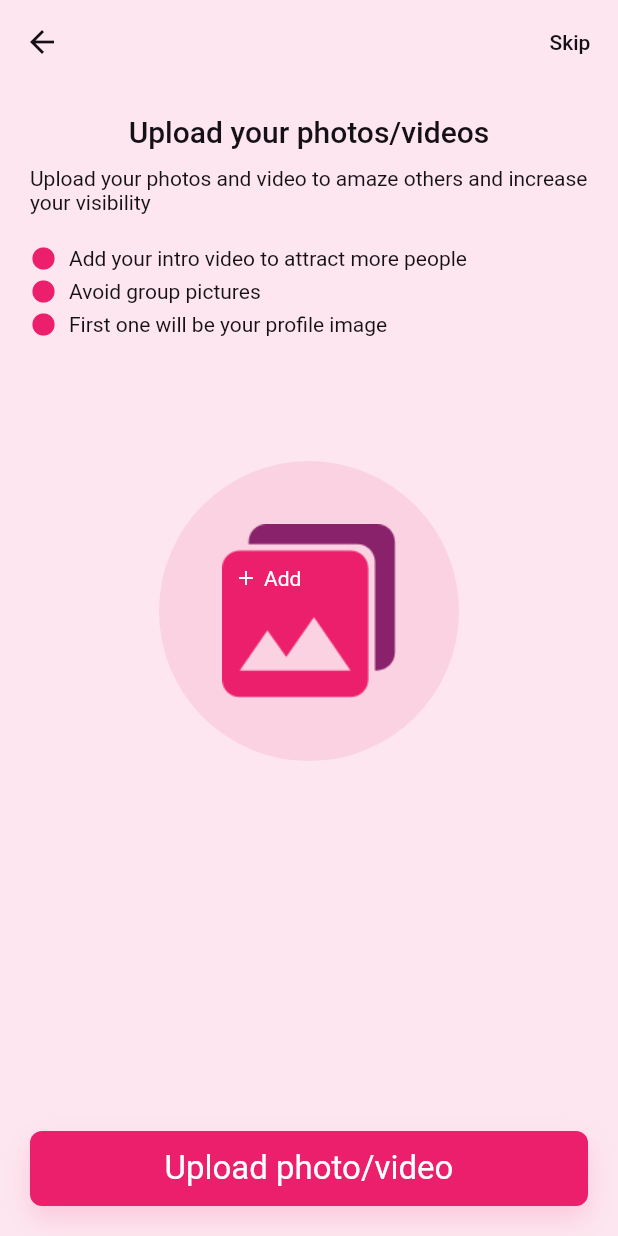
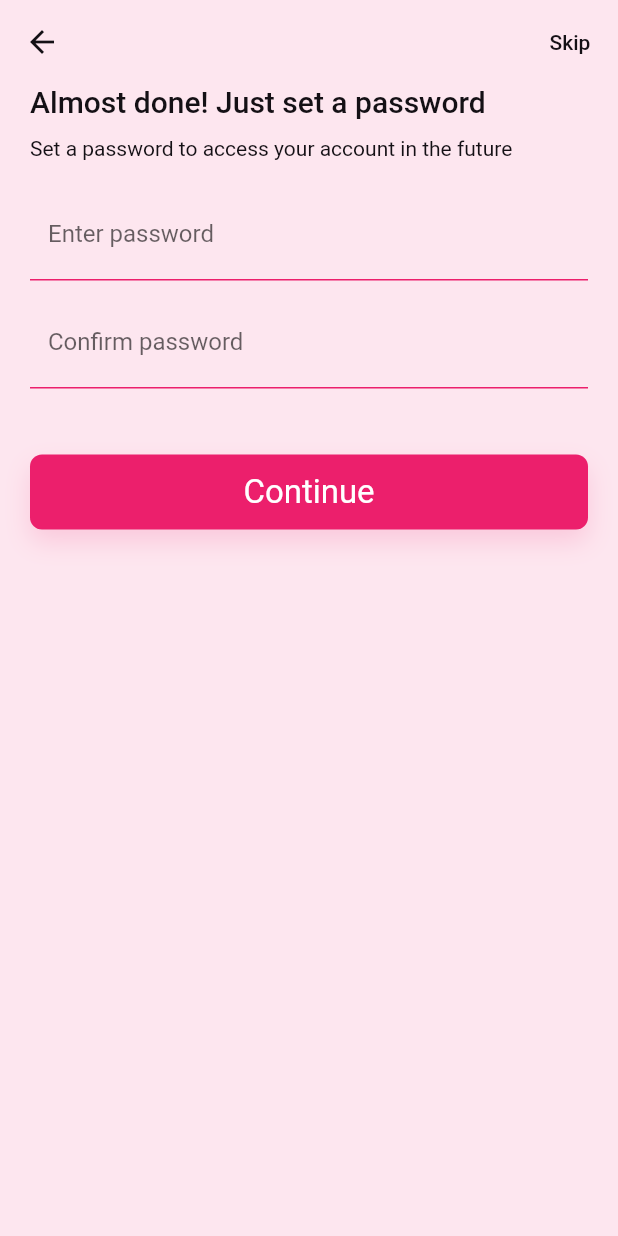
Before and after one commit to Sadypk/Sayphi, a Flutter app: the screen it shows after launch, after a tap on "Sign up", on a phone screen of 412 x 824 dp. Run offline on Flutter 3.47's test engine with Material 2 defaults, Android fonts, the phone set to English and light mode, and no system bars; our stand-ins replace country_code_picker, flutter_dotenv, font_awesome_flutter, get, google_sign_in, image_picker and 2 more; missing offline and left inert: flutter_facebook_auth.

Commit message:
14 ui done

```diff
--- a/lib/01_getStarted.dart
+++ b/lib/01_getStarted.dart
@@ -8,8 +8,7 @@ import 'package:sayphi/mainApp/resources/appColor.dart';
 import 'package:sayphi/mainApp/resources/appImages.dart';
 import 'package:sayphi/mainApp/resources/fontStyle.dart';
 import 'package:sayphi/mainApp/resources/stringResources.dart';
-import 'package:sayphi/user/view/10_name_bithday_screen.dart';
-import 'package:sayphi/user/view/11_12_13_upload_pics_screen.dart';
+import 'package:sayphi/user/view/14_password_set_screen.dart';
 
 import 'mainApp/resources/appColor.dart';
 import 'mainApp/resources/appImages.dart';
@@ -65,7 +64,7 @@ class _GetStartedScreenState extends State<GetStartedScreen> {
               padding: const EdgeInsets.symmetric(horizontal: 20,vertical: 20),
               child: MainButton(
                 onPress: (){
-                  Get.to(() => UploadPhotoViewScreen());
+                  Get.to(() => SetPasswordScreen());
                   // Get.to(()=>SignUpScreen());
                 },
                 btnColor: Colors.white,
--- a/lib/user/view/11_12_13_upload_pics_screen.dart
+++ b/lib/user/view/11_12_13_upload_pics_screen.dart
@@ -156,7 +156,7 @@ class _UploadPhotoViewScreenState extends State<UploadPhotoViewScreen> {
                 ),
               ),
               Positioned(
-                right: 4,11-12
+                right: 4,
                 child: Container(
                   decoration: BoxDecoration(
                     color: AppColor.PRIMARY,
--- /dev/null
+++ b/lib/user/view/14_password_set_screen.dart
@@ -0,0 +1,128 @@
+import 'package:flutter/material.dart';
+import 'package:sayphi/mainApp/components/mainButton.dart';
+import 'package:sayphi/mainApp/resources/appColor.dart';
+import 'package:sayphi/mainApp/resources/fontStyle.dart';
+
+class SetPasswordScreen extends StatefulWidget {
+  const SetPasswordScreen({Key? key}) : super(key: key);
+
+  @override
+  _SetPasswordScreenState createState() => _SetPasswordScreenState();
+}
+
+class _SetPasswordScreenState extends State<SetPasswordScreen> {
+
+  FocusNode _focusNode1 = FocusNode();
+  FocusNode _focusNode2 = FocusNode();
+
+  @override
+  void initState() {
+    super.initState();
+    _focusNode1.addListener(() {
+      setState(() {
+
+      });
+    });
+    _focusNode2.addListener(() {
+      setState(() {
+
+      });
+    });
+  }
+
+  @override
+  Widget build(BuildContext context) {
+    return Scaffold(
+      backgroundColor: AppColor.SCAFFOLD_BG_PINK,
+      appBar: AppBar(
+        actions: [
+          TextButton(
+              onPressed: (){},
+              child: Text(
+                'Skip',
+                style: TextStyle(
+                    color: AppColor.TEXT_COLOR
+                ),
+              )
+          )
+        ],
+      ),
+      body: Container(
+        padding: EdgeInsets.symmetric(horizontal: 20),
+        child: SingleChildScrollView(
+          child: Column(
+            crossAxisAlignment: CrossAxisAlignment.start,
+            children: [
+              Text(
+                'Almost done! Just set a password',
+                style: TextStyle(
+                    fontSize: 20,
+                    fontFamily: CFontFamily.MEDIUM
+                ),
+              ),
+              SizedBox(height: 12),
+              Text(
+                'Set a password to access your account in the future',
+                style: TextStyle(
+                    fontFamily: CFontFamily.REGULAR
+                ),
+              ),
+
+              /// basic info`s suggestions about image uploads
+              SizedBox(height: 20),
+
+              Container(
+                decoration: BoxDecoration(
+                  border: Border(
+                    bottom: BorderSide(
+                      color: AppColor.PRIMARY
+                    )
+                  )
+                ),
+                child: TextField(
+                  focusNode: _focusNode1,
+                  decoration: InputDecoration(
+                    labelText: 'Enter password',
+                    labelStyle: TextStyle(
+                      color: _focusNode1.hasPrimaryFocus ? AppColor.PRIMARY : null
+                    ),
+                    border: OutlineInputBorder(borderSide: BorderSide.none)
+                  ),
+                ),
+              ),
+              Padding(
+                padding: const EdgeInsets.symmetric(vertical: 12),
+                child: Container(
+                  decoration: BoxDecoration(
+                    border: Border(
+                      bottom: BorderSide(
+                        color: AppColor.PRIMARY
+                      )
+                    )
+                  ),
+                  child: TextField(
+                    focusNode: _focusNode2,
+                    decoration: InputDecoration(
+                      labelText: 'Confirm password',
+                      labelStyle: TextStyle(
+                        color: _focusNode2.hasPrimaryFocus ? AppColor.PRIMARY : null
+                      ),
+                      border: OutlineInputBorder(borderSide: BorderSide.none)
+                    ),
+                  ),
+                ),
+              ),
+
+
+              SizedBox(height: 32),
+              MainButton(
+                onPress: (){},
+                label: 'Continue'
+              )
+            ]
+          ),
+        )
+      )
+    );
+  }
+}
```
